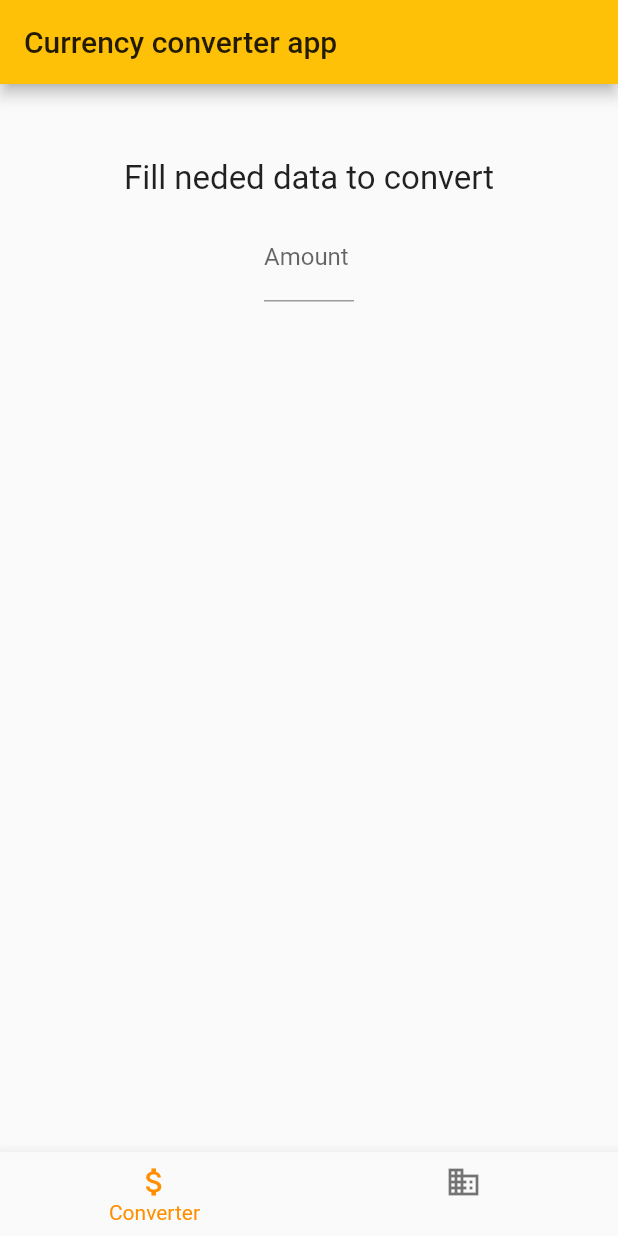
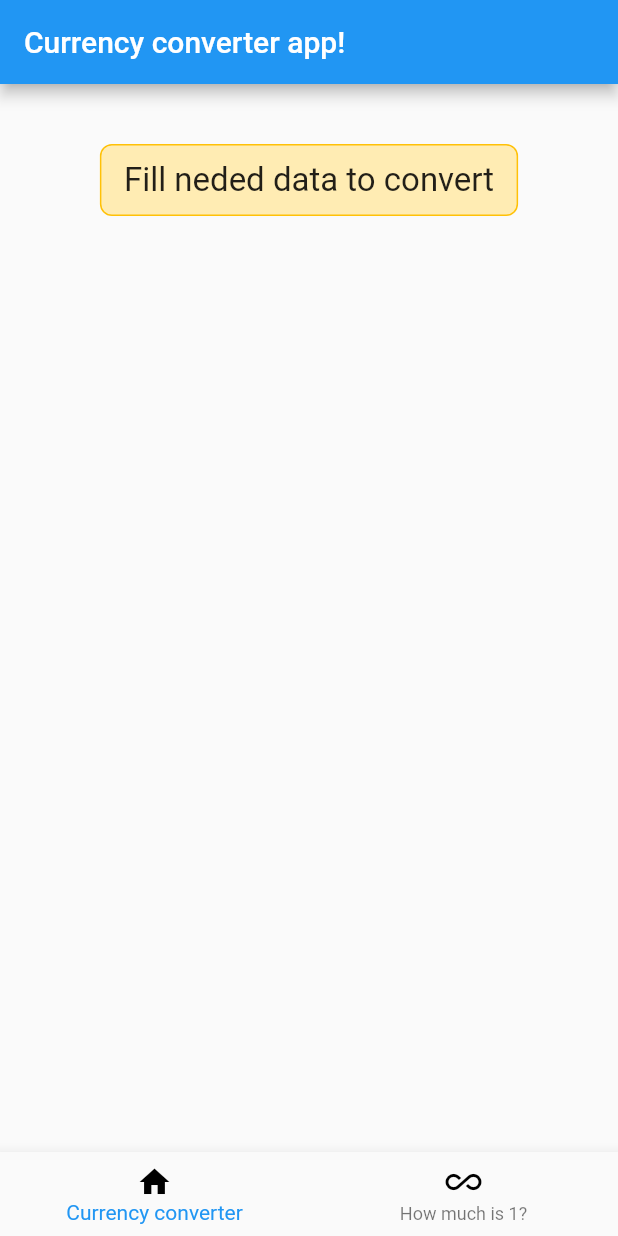
Before and after one commit to klaud-skora/currency_converter, a Flutter app: the screen it shows after launch, on a phone screen of 412 x 824 dp. Run offline on Flutter 3.47's test engine with Material 2 defaults, Android fonts, the phone set to English and light mode, and no system bars; our stand-ins replace bloc, equatable, flutter_bloc.

Commit message:
Create bloc for navigate pages and repository for fetched currencies data

```diff
--- /dev/null
+++ b/lib/bloc/nav_bar_bloc.dart
@@ -0,0 +1,128 @@
+import 'dart:async';
+import 'package:bloc/bloc.dart';
+import 'package:flutter_bloc/flutter_bloc.dart';
+import 'package:meta/meta.dart';
+import 'package:equatable/equatable.dart';
+import '../repositories/currency_repository.dart';
+
+abstract class BottomNavigationEvent extends Equatable {
+  BottomNavigationEvent([List props = const []]) : super();
+}
+
+class AppStarted extends BottomNavigationEvent {
+  @override
+  String toString() => 'AppStarted';
+
+  @override
+  List<Object> get props => [];
+}
+
+class PageTapped extends BottomNavigationEvent {
+  final int index;
+
+  PageTapped({@required this.index}) : super([index]);
+
+ @override
+  List<Object> get props => [];
+
+  @override
+  String toString() => 'PageTapped: $index';
+}
+
+class GetData extends BottomNavigationEvent {
+  final int index;
+
+  GetData({@required this.index}) : super([index]);
+
+ @override
+  List<Object> get props => [];
+
+  @override
+  String toString() => 'PageTapped: $index';
+}
+
+@immutable
+abstract class BottomNavigationState extends Equatable {
+  BottomNavigationState([List props = const []]) : super();
+}
+
+class CurrentIndexChanged extends BottomNavigationState {
+  final int currentIndex;
+
+  CurrentIndexChanged({@required this.currentIndex}) : super([currentIndex]);
+
+  @override
+  List<Object> get props => [];
+
+  @override
+  String toString() => 'CurrentIndexChanged to $currentIndex';
+}
+
+class PageLoading extends BottomNavigationState {
+
+  @override
+  List<Object> get props => [];
+  @override
+  String toString() => 'PageLoading';
+}
+
+class FirstPageLoaded extends BottomNavigationState {
+
+  @override
+  List<Object> get props => [];
+}
+
+class SecondPageLoaded extends BottomNavigationState {
+
+  @override
+  List<Object> get props => [];
+}
+
+class BottomNavigationBloc extends Bloc<BottomNavigationEvent, BottomNavigationState> {
+  final CurrencyRepository currencyRepository;
+  int currentIndex = 0;
+
+  BottomNavigationBloc({
+    this.currencyRepository,
+  }) : assert(currencyRepository != null);
+
+  @override
+  BottomNavigationState get initialState => PageLoading();
+
+  @override
+  Stream<BottomNavigationState> mapEventToState(BottomNavigationEvent event) async* {
+    if ( event is AppStarted ) {
+      this.add(PageTapped(index: this.currentIndex));
+    }
+    if ( event is PageTapped ) {
+      this.currentIndex = event.index;
+      yield CurrentIndexChanged(currentIndex: this.currentIndex);
+      yield PageLoading();
+
+      if (this.currentIndex == 0) {
+        yield FirstPageLoaded();
+      }
+      if (this.currentIndex == 1) {
+        yield SecondPageLoaded();
+      }
+    }
+    if ( event is GetData ) {
+      List data = await _getCurrencyData();
+      print(data);
+      if (this.currentIndex == 0 ) yield FirstPageLoaded();
+      if( this.currentIndex == 1  ) yield SecondPageLoaded();
+    }
+  }
+
+  Future<List> _getCurrencyData() async {
+    List data = currencyRepository.data;
+    if (data == null) {
+      await currencyRepository.fetchData();
+      print('oooo');
+
+      data = currencyRepository.data;
+      print(data);
+    }
+    return data;
+  }
+}
--- a/lib/main.dart
+++ b/lib/main.dart
@@ -1,22 +1,25 @@
 import 'package:flutter/material.dart';
+import 'package:flutter_bloc/flutter_bloc.dart';
+import './bloc/nav_bar_bloc.dart';
 import './ui/home_page.dart';
-// import 'package:flutter_bloc/flutter_bloc.dart';
+import './repositories/currency_repository.dart';
+
 
 void main() {
   runApp(MyApp());
 }
 
 class MyApp extends StatelessWidget {
-
   @override
   Widget build(BuildContext context) {
     return MaterialApp(
-      title: 'Flutter Demo',
-      theme: ThemeData(
-        primarySwatch: Colors.amber,
-        visualDensity: VisualDensity.adaptivePlatformDensity,
-      ),
-      home: HomePage(title: 'Currency converter app'),
+      home: BlocProvider<BottomNavigationBloc>(
+        create: (context) => BottomNavigationBloc(
+          currencyRepository: CurrencyRepository(),
+        )
+          ..add(AppStarted()),
+        child: HomePage(title: 'Currency converter app!'),
+      )
     );
   }
 }
--- /dev/null
+++ b/lib/repositories/currency_repository.dart
@@ -0,0 +1,25 @@
+import 'package:http/http.dart' as http;
+import 'dart:convert';
+
+class CurrencyRepository {
+  List _data = [];
+
+  Future<void> fetchData() async {
+
+    var response = await http.get(
+      Uri.encodeFull('https://api.exchangeratesapi.io/latest'),
+      headers: {"Accept": "application/json"}
+    );
+    print(response.body);
+    var convertDataToJson = json.decode(response.body);
+    var res = convertDataToJson['rates'];
+
+    print(res);
+    res.forEach((final String key, final value) {
+      _data.add({ 'currency': key, 'value': value });
+    });
+
+  }
+
+  List get data => _data;
+}
--- a/lib/repositories/repositories.dart
+++ /dev/null
@@ -1 +0,0 @@
-export 'currency_api_client.dart';
--- a/lib/ui/converter_page.dart
+++ /dev/null
@@ -1,39 +0,0 @@
-import 'package:flutter/material.dart';
-import 'package:flutter/services.dart';
-
-class ConverterPage extends StatelessWidget {
-
-  Widget build(BuildContext context) {
-    return Container(
-      margin: EdgeInsets.symmetric(vertical: 40.0),
-      child: Center(
-        child: Column(
-          children: <Widget>[
-            Container(
-              // decoration: BoxDecoration(
-              //   color: Colors.amber[100],
-              //   border: Border.all(
-              //     color: Colors.amber,
-              //     width: 1,
-              //   ),
-              //   borderRadius: BorderRadius.circular(8.0),
-              // ),
-              padding: EdgeInsets.symmetric(vertical: 10.0, horizontal: 15.0),
-              child: Text('Fill neded data to convert', style: TextStyle(fontSize: 22.0), ),
-            ),
-            SizedBox(
-              width: 60.0,
-              child: TextField(
-                decoration: InputDecoration(labelText: "Amount"),
-                keyboardType: TextInputType.number,
-                inputFormatters: <TextInputFormatter>[
-                  WhitelistingTextInputFormatter.digitsOnly
-                ],
-              ),
-            ),
-          ],
-        ),
-      ),
-    );
-  }
-}
--- /dev/null
+++ b/lib/ui/first_page.dart
@@ -0,0 +1,31 @@
+import 'package:flutter/material.dart';
+
+class FirstPage extends StatelessWidget {
+
+  @override
+  Widget build(BuildContext context) {
+    return Scaffold(
+      body: Container(
+        margin: EdgeInsets.symmetric(vertical: 40.0),
+        child: Center(
+          child: Column(
+            children: <Widget>[
+              Container(
+                decoration: BoxDecoration(
+                  color: Colors.amber[100],
+                  border: Border.all(
+                    color: Colors.amber,
+                    width: 1,
+                  ),
+                  borderRadius: BorderRadius.circular(8.0),
+                ),
+                padding: EdgeInsets.symmetric(vertical: 10.0, horizontal: 15.0),
+                child: Text('Fill neded data to convert', style: TextStyle(fontSize: 22.0), ),
+              ),
+            ],
+          ),
+        ),
+      ),
+    );
+  }
+}
--- a/lib/ui/home_page.dart
+++ b/lib/ui/home_page.dart
@@ -1,37 +1,53 @@
 import 'package:flutter/material.dart';
-import './converter_page.dart';
+
+import 'package:flutter_bloc/flutter_bloc.dart';
+import './first_page.dart';
+import './second_page.dart';
+import '../bloc/nav_bar_bloc.dart';
 
 class HomePage extends StatelessWidget {
+  HomePage({Key key, this.title}) : super(key: key);
   final String title;
-  HomePage({ this.title });
-  void _onItemTapped(int index) {
-  print('\$');
-  }
 
+  @override
   Widget build(BuildContext context) {
+
     return Scaffold(
-      appBar: AppBar(title: Text( title )),
-      body: 4 == 4 ? // converter view
-
-      ConverterPage() :
-      Container(
-        child: Text('Currency'),
+      appBar: AppBar(
+        title: Text( title ),
       ),
-      bottomNavigationBar: BottomNavigationBar(
-      items: const <BottomNavigationBarItem>[
-        BottomNavigationBarItem(
-          icon: Icon(Icons.attach_money),
-          title: Text('Converter'),
-        ),
-        BottomNavigationBarItem(
-          icon: Icon(Icons.business),
-          title: Text(''),
-        ),
-      ],
-      currentIndex: 0,
-      selectedItemColor: Colors.amber[800],
-      onTap: _onItemTapped,
-    ),
+      body: BlocBuilder<BottomNavigationBloc, BottomNavigationState>(
+        builder: (BuildContext context, BottomNavigationState state) {
+          if (state is PageLoading) {
+            return Center(child: CircularProgressIndicator());
+          }
+          if (state is FirstPageLoaded) {
+            return FirstPage();
+          }
+          if (state is SecondPageLoaded) {
+            return SecondPage();
+          }
+          return Container();
+        },
+      ),
+      bottomNavigationBar: BlocBuilder<BottomNavigationBloc, BottomNavigationState>(
+          builder: (BuildContext context, BottomNavigationState state) {
+            return BottomNavigationBar(
+              currentIndex: BlocProvider.of<BottomNavigationBloc>(context).currentIndex,
+              items: const <BottomNavigationBarItem>[
+                BottomNavigationBarItem(
+                  icon: Icon(Icons.home, color: Colors.black),
+                  title: Text('Currency converter'),
+                ),
+                BottomNavigationBarItem(
+                  icon: Icon(Icons.all_inclusive, color: Colors.black),
+                  title: Text('How much is 1?'),
+                ),
+              ],
+              onTap: (index) => BlocProvider.of<BottomNavigationBloc>(context).add(PageTapped(index: index)),
+            );
+          }
+      ),
     );
   }
 }
```
Also changed, not shown: lib/bloc/currency_bloc.dart (deleted, +0 -36 lines), lib/ui/second_page.dart (added, +13 -0 lines), lib/ui/how_much_is_one_page.dart (deleted).
